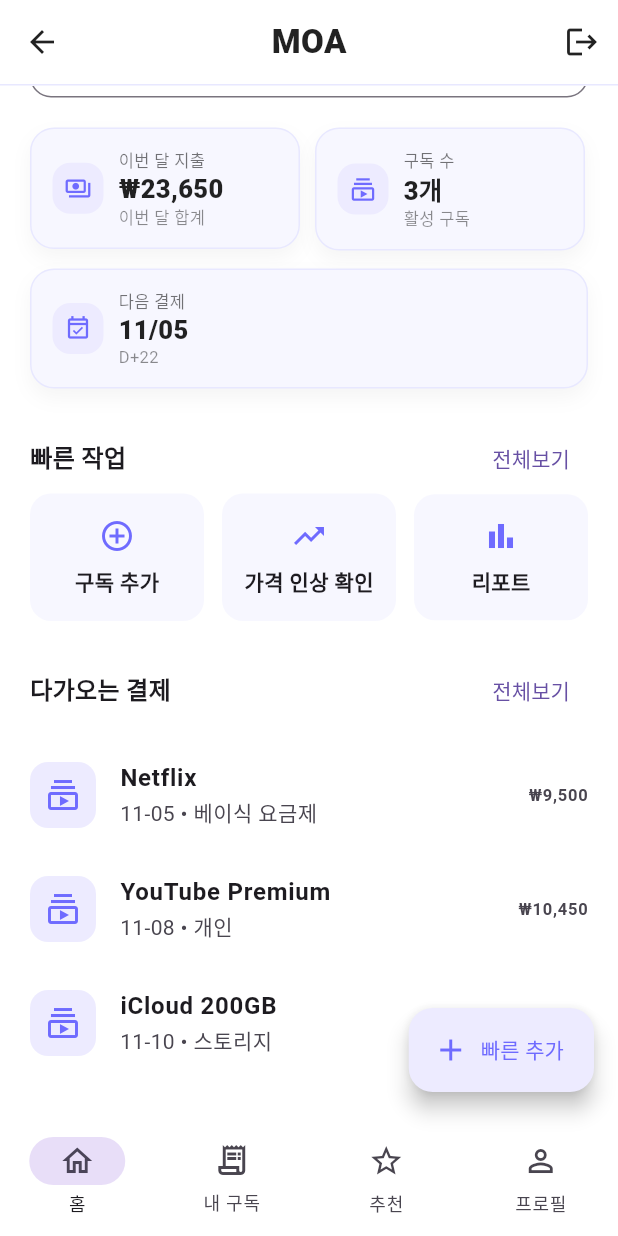
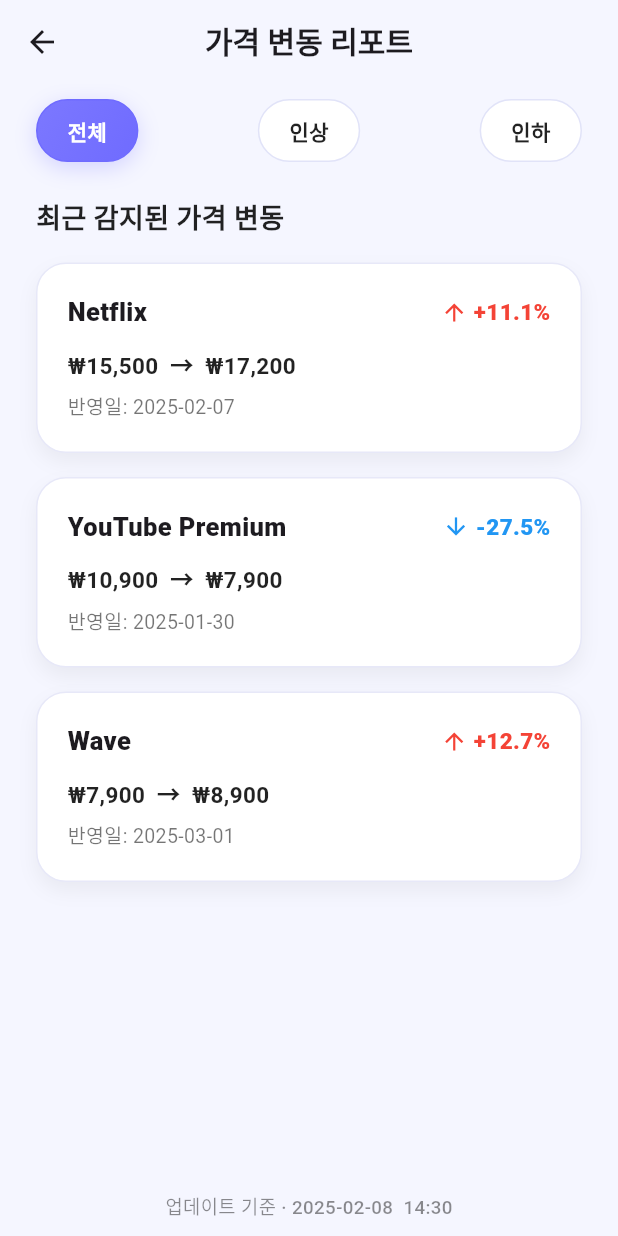
Before and after one commit to FSFSERWRGTA/MOA, a Flutter app: the HomeScreen screen opened by its route, scrolled down 132 dp, after a tap on "가격 인상 확인", on a phone screen of 412 x 824 dp. Run offline on Flutter 3.47's test engine with Material 3 defaults, Android fonts, the light colour scheme and no system bars; our stand-ins replace image_picker.

Commit message:
가격 변동 프론트  추가

```diff
--- a/lib/routes/app_router.dart
+++ b/lib/routes/app_router.dart
@@ -9,6 +9,7 @@
 import '../screens/add_subscription/add_subscription_ocr.dart';
 import '../screens/add_subscription/add_subscription_manual.dart';
 import '../screens/add_subscription/add_subscription_confirm.dart';
+import '../screens/price_change_report_screen.dart';
 
 class Routes {
   static const login = '/login';
@@ -21,6 +22,7 @@
   static const addSubscriptionOCR = '/add-subscription-ocr';
   static const addSubscriptionManual = '/add-subscription-manual';
   static const addSubscriptionConfirm = '/add-subscription-confirm';
+  static const priceReport = '/price-report';
 }
 
 class AppRouter {
@@ -65,6 +67,11 @@
           builder: (_) => AddSubscriptionConfirmScreen(result: args),
         );
 
+      case Routes.priceReport:
+        return MaterialPageRoute(
+          builder: (_) => const PriceChangeReportScreen(),
+        );
+
       default:
         return MaterialPageRoute(builder: (_) => const LoginScreen());
     }
--- a/lib/screens/home_screen.dart
+++ b/lib/screens/home_screen.dart
@@ -155,7 +155,9 @@
                           child: _QuickAction(
                             label: '가격 인상 확인',
                             icon: Icons.trending_up_outlined,
-                            onTap: () {},
+                            onTap: () {
+                              Navigator.pushNamed(context, Routes.priceReport);
+                            },
                           ),
                         ),
                         const SizedBox(width: 12),
--- /dev/null
+++ b/lib/screens/price_change_report_screen.dart
@@ -0,0 +1,294 @@
+import 'package:flutter/material.dart';
+import 'package:intl/intl.dart';
+
+// 가격 변동 리포트 화면
+class PriceChangeReportScreen extends StatefulWidget {
+  const PriceChangeReportScreen({super.key});
+
+  @override
+  State<PriceChangeReportScreen> createState() =>
+      _PriceChangeReportScreenState();
+}
+
+class _PriceChangeReportScreenState extends State<PriceChangeReportScreen> {
+  final NumberFormat comma = NumberFormat('#,###');
+
+  // 현재 선택된 필터 (전체/인상/인하)
+  String selectedFilter = "전체";
+
+  // 더미 가격 변동 데이터
+  // 실제로는 Firestore에서 받아올 예정
+  final List<Map<String, dynamic>> priceChanges = [
+    {
+      "serviceName": "Netflix",
+      "oldPrice": 15500,
+      "newPrice": 17200,
+      "diffRate": 11.1,
+      "effectiveDate": DateTime(2025, 2, 7),
+    },
+    {
+      "serviceName": "YouTube Premium",
+      "oldPrice": 10900,
+      "newPrice": 7900,
+      "diffRate": -27.5,
+      "effectiveDate": DateTime(2025, 1, 30),
+    },
+    {
+      "serviceName": "Wave",
+      "oldPrice": 7900,
+      "newPrice": 8900,
+      "diffRate": 12.7,
+      "effectiveDate": DateTime(2025, 3, 1),
+    },
+  ];
+
+  @override
+  Widget build(BuildContext context) {
+    const bg = Color(0xFFF5F6FF);
+
+    // 선택된 필터에 맞춰 데이터 필터링
+    final filtered = priceChanges.where((item) {
+      final r = item["diffRate"] as double;
+      if (selectedFilter == "전체") return true;
+      if (selectedFilter == "인상") return r > 0;
+      if (selectedFilter == "인하") return r < 0;
+      return true;
+    }).toList();
+
+    // 데이터가 마지막으로 업데이트된 시각 (예: 서버에서 응답한 timestamp)
+    final lastChecked = DateTime(2025, 2, 8, 14, 30);
+
+    return Scaffold(
+      backgroundColor: bg,
+
+      // 상단 AppBar
+      appBar: AppBar(
+        elevation: 0,
+        backgroundColor: bg,
+        centerTitle: true,
+        title: const Text(
+          "가격 변동 리포트",
+          style: TextStyle(fontSize: 20, fontWeight: FontWeight.w800),
+        ),
+      ),
+
+      // 메인 UI
+      body: Padding(
+        padding: const EdgeInsets.symmetric(horizontal: 24, vertical: 10),
+        child: Column(
+          crossAxisAlignment: CrossAxisAlignment.start,
+          children: [
+            // 필터 선택 버튼 Row
+            Row(
+              mainAxisAlignment: MainAxisAlignment.spaceBetween,
+              children: [
+                _filterButton("전체"),
+                _filterButton("인상"),
+                _filterButton("인하"),
+              ],
+            ),
+
+            const SizedBox(height: 24),
+
+            // 제목 텍스트
+            const Text(
+              "최근 감지된 가격 변동",
+              style: TextStyle(
+                fontSize: 18,
+                fontWeight: FontWeight.w800,
+                color: Colors.black87,
+              ),
+            ),
+            const SizedBox(height: 16),
+
+            // 가격 변동 리스트
+            Expanded(
+              child: ListView.separated(
+                itemCount: filtered.length,
+                separatorBuilder: (_, __) => const SizedBox(height: 16),
+                itemBuilder: (context, i) {
+                  final item = filtered[i];
+                  return _PriceChangeCard(
+                    name: item["serviceName"],
+                    oldP: item["oldPrice"],
+                    newP: item["newPrice"],
+                    rate: item["diffRate"],
+                    date: item["effectiveDate"],
+                    fmt: comma,
+                  );
+                },
+              ),
+            ),
+
+            const SizedBox(height: 18),
+
+            // 업데이트 기준 (하단 고정 표시)
+            Center(
+              child: Text(
+                "업데이트 기준 · "
+                "${lastChecked.year}-${lastChecked.month.toString().padLeft(2, '0')}-${lastChecked.day.toString().padLeft(2, '0')}  "
+                "${lastChecked.hour.toString().padLeft(2, '0')}:${lastChecked.minute.toString().padLeft(2, '0')}",
+                style: const TextStyle(
+                  color: Colors.black45,
+                  fontSize: 12.5,
+                  fontWeight: FontWeight.w500,
+                ),
+              ),
+            ),
+          ],
+        ),
+      ),
+    );
+  }
+
+  // 필터 버튼 위젯
+  // label: "전체" / "인상" / "인하"
+  Widget _filterButton(String label) {
+    final bool active = (label == selectedFilter);
+
+    return GestureDetector(
+      onTap: () => setState(() => selectedFilter = label),
+
+      child: AnimatedContainer(
+        duration: const Duration(milliseconds: 180),
+        padding: const EdgeInsets.symmetric(horizontal: 20, vertical: 10),
+        decoration: BoxDecoration(
+          gradient: active
+              ? const LinearGradient(
+                  colors: [Color(0xFF7C78FF), Color(0xFF6F6BFF)],
+                  begin: Alignment.topLeft,
+                  end: Alignment.bottomRight,
+                )
+              : null,
+          color: active ? null : Colors.white,
+
+          borderRadius: BorderRadius.circular(30),
+
+          border: Border.all(
+            color: active ? const Color(0xFF6F6BFF) : const Color(0xFFE1E3F8),
+          ),
+
+          boxShadow: [
+            if (active)
+              BoxShadow(
+                color: const Color(0xFF6F6BFF).withOpacity(0.25),
+                offset: const Offset(0, 4),
+                blurRadius: 12,
+              ),
+          ],
+        ),
+
+        // 라벨 텍스트
+        child: Text(
+          label,
+          style: TextStyle(
+            color: active ? Colors.white : Colors.black87,
+            fontSize: 14,
+            fontWeight: FontWeight.w700,
+          ),
+        ),
+      ),
+    );
+  }
+}
+
+// ----------- 가격 변동 카드 -----------
+class _PriceChangeCard extends StatelessWidget {
+  final String name; // 서비스명
+  final int oldP; // 이전 가격
+  final int newP; // 변경된 가격
+  final double rate; // 변동률 (%)
+  final DateTime date; // 반영일
+  final NumberFormat fmt;
+
+  const _PriceChangeCard({
+    required this.name,
+    required this.oldP,
+    required this.newP,
+    required this.rate,
+    required this.date,
+    required this.fmt,
+  });
+
+  @override
+  Widget build(BuildContext context) {
+    final isUp = rate > 0; // 인상인지 인하인지 구분
+    final color = isUp ? Colors.red : Colors.blue;
+
+    return Container(
+      padding: const EdgeInsets.all(20),
+      decoration: BoxDecoration(
+        color: Colors.white,
+        borderRadius: BorderRadius.circular(20),
+        border: Border.all(color: const Color(0xFFE7E8F8)),
+        boxShadow: [
+          BoxShadow(
+            color: Colors.black.withOpacity(.05),
+            blurRadius: 10,
+            offset: const Offset(0, 6),
+          ),
+        ],
+      ),
+
+      child: Column(
+        crossAxisAlignment: CrossAxisAlignment.start,
+        children: [
+          // 서비스명 + 변동률 표시 영역
+          Row(
+            mainAxisAlignment: MainAxisAlignment.spaceBetween,
+            children: [
+              // 서비스 이름
+              Text(
+                name,
+                style: const TextStyle(
+                  fontSize: 17,
+                  fontWeight: FontWeight.w900,
+                ),
+              ),
+
+              // 변화 아이콘 + 퍼센트
+              Row(
+                children: [
+                  Icon(
+                    isUp ? Icons.arrow_upward : Icons.arrow_downward,
+                    color: color,
+                    size: 18,
+                  ),
+                  const SizedBox(width: 4),
+                  Text(
+                    "${rate > 0 ? '+' : ''}${rate.toStringAsFixed(1)}%",
+                    style: TextStyle(
+                      fontWeight: FontWeight.w800,
+                      fontSize: 15,
+                      color: color,
+                    ),
+                  ),
+                ],
+              ),
+            ],
+          ),
+
+          const SizedBox(height: 12),
+
+          // 가격 변화 텍스트
+          Text(
+            "₩${fmt.format(oldP)}  →  ₩${fmt.format(newP)}",
+            style: const TextStyle(
+              fontSize: 15,
+              color: Colors.black87,
+              fontWeight: FontWeight.w600,
+            ),
+          ),
+
+          const SizedBox(height: 6),
+
+          // 반영일 표시
+          Text(
+            "반영일: ${date.year}-${date.month.toString().padLeft(2, '0')}-${date.day.toString().padLeft(2, '0')}",
+            style: const TextStyle(fontSize: 13, color: Colors.black54),
+          ),
+        ],
+      ),
+    );
+  }
+}
```
